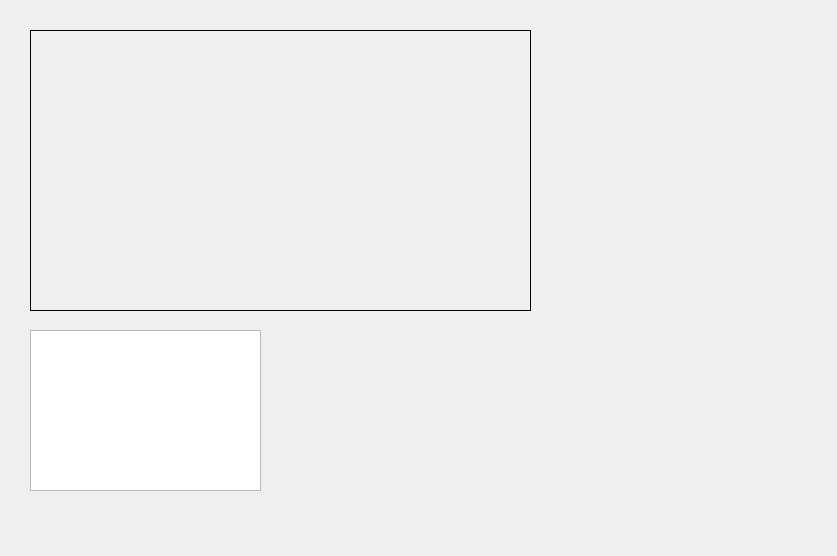
Above: src/homeform.ui from oddukgi/QtQik before the change. Below: the same form after it.
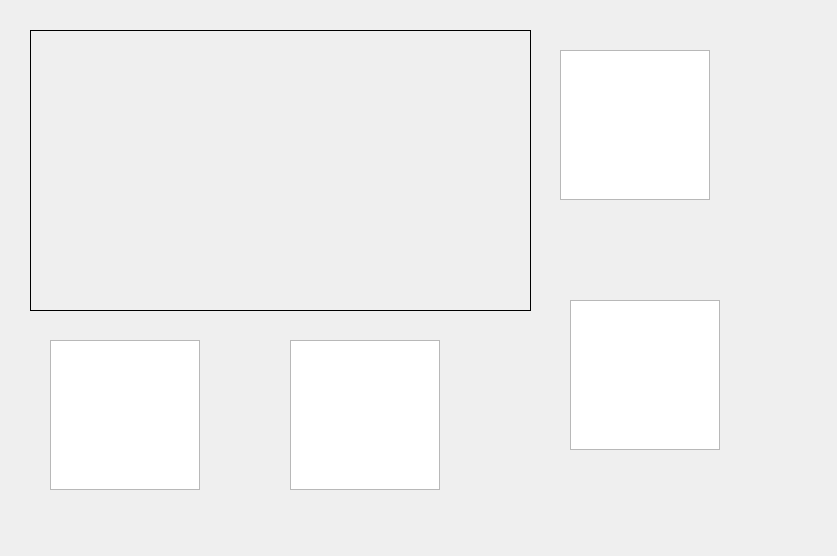
That is the form after the change.

Diff of the .ui file:
```diff
--- a/src/homeform.ui
+++ b/src/homeform.ui
@@ -32,10 +32,40 @@
   <widget class="QListWidget" name="ListWideget1">
    <property name="geometry">
     <rect>
-     <x>30</x>
-     <y>330</y>
-     <width>231</width>
-     <height>161</height>
+     <x>50</x>
+     <y>340</y>
+     <width>150</width>
+     <height>150</height>
+    </rect>
+   </property>
+  </widget>
+  <widget class="QListWidget" name="listWidget_Battery">
+   <property name="geometry">
+    <rect>
+     <x>290</x>
+     <y>340</y>
+     <width>150</width>
+     <height>150</height>
+    </rect>
+   </property>
+  </widget>
+  <widget class="QListWidget" name="listWidget_Grid">
+   <property name="geometry">
+    <rect>
+     <x>560</x>
+     <y>50</y>
+     <width>150</width>
+     <height>150</height>
+    </rect>
+   </property>
+  </widget>
+  <widget class="QListWidget" name="listWidget_Load">
+   <property name="geometry">
+    <rect>
+     <x>570</x>
+     <y>300</y>
+     <width>150</width>
+     <height>150</height>
     </rect>
    </property>
   </widget>
```
Left out of the diff: 2 changed lines with no effect on the pictures.
